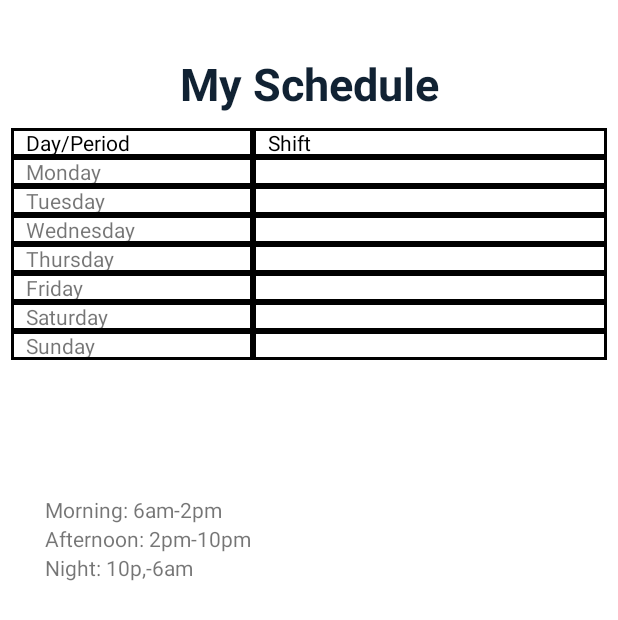
After one commit to joshrs23/hotelNebula, an Android app: the EmployeeScheduleActivity screen opened directly, with no data from a screen before it, on a phone screen of 412 x 824 dp. The commit adds this screen. Shown: the top 620 px of the screen. Run offline under Robolectric (Android 15) with nearby library versions, the phone set to English and light mode, and no system bars; our stand-ins replace Firebase (no records; nobody signed in at launch, a user with empty details on screens opened directly); 7 statements that could not run were skipped.

Commit message:
feat: schedule view

```diff
--- a/app/src/main/AndroidManifest.xml
+++ b/app/src/main/AndroidManifest.xml
@@ -12,6 +12,9 @@
         android:supportsRtl="true"
         android:theme="@style/Theme.HotelNebula"
         tools:targetApi="31">
+        <activity
+            android:name=".EmployeeScheduleActivity"
+            android:exported="false" />
         <activity
             android:name=".SearchResults"
             android:exported="false" />
@@ -29,7 +32,7 @@
             android:exported="false" />
         <activity
             android:name=".UserListViewActivity"
-            android:exported="false"></activity>
+            android:exported="false" />
         <activity
             android:name=".ProfileActivity"
             android:exported="false" />
--- /dev/null
+++ b/app/src/main/java/com/example/hotelnebula/EmployeeScheduleActivity.java
@@ -0,0 +1,63 @@
+package com.example.hotelnebula;
+
+import androidx.annotation.NonNull;
+import androidx.appcompat.app.AppCompatActivity;
+
+import android.content.SharedPreferences;
+import android.os.Bundle;
+import android.widget.TextView;
+
+import com.google.firebase.database.DataSnapshot;
+import com.google.firebase.database.DatabaseError;
+import com.google.firebase.database.DatabaseReference;
+import com.google.firebase.database.FirebaseDatabase;
+import com.google.firebase.database.Query;
+import com.google.firebase.database.ValueEventListener;
+
+public class EmployeeScheduleActivity extends AppCompatActivity {
+
+    TextView tvMonday, tvTuesday, tvWednesday, tvThursday, tvFriday, tvSaturday, tvSunday;
+    String username;
+
+    @Override
+    protected void onCreate(Bundle savedInstanceState) {
+        super.onCreate(savedInstanceState);
+        setContentView(R.layout.activity_employee_schedule);
+        initialize();
+    }
+
+    private void initialize() {
+        tvMonday = findViewById(R.id.tvMonday);
+        tvTuesday = findViewById(R.id.tvTuesday);
+        tvWednesday = findViewById(R.id.tvWednesday);
+        tvThursday = findViewById(R.id.tvThursday);
+        tvFriday = findViewById(R.id.tvFriday);
+        tvSaturday = findViewById(R.id.tvSaturday);
+        tvSunday = findViewById(R.id.tvSunday);
+
+        SharedPreferences preferences = getSharedPreferences("user_prefs", MODE_PRIVATE);
+        username = preferences.getString("username", "No UserAvailable");
+
+        DatabaseReference workersRef = FirebaseDatabase.getInstance().getReference("employees");
+        Query query = workersRef.child(username);
+        query.addValueEventListener(new ValueEventListener() {
+            @Override
+            public void onDataChange(@NonNull DataSnapshot snapshot) {
+                DataSnapshot schedule = snapshot.child("schedule");
+
+                tvMonday.setText(schedule.child("monday").getValue().toString());
+                tvTuesday.setText(schedule.child("tuesday").getValue().toString());
+                tvWednesday.setText(schedule.child("wednesday").getValue().toString());
+                tvThursday.setText(schedule.child("thursday").getValue().toString());
+                tvFriday.setText(schedule.child("friday").getValue().toString());
+                tvSaturday.setText(schedule.child("saturday").getValue().toString());
+                tvSunday.setText(schedule.child("sunday").getValue().toString());
+            }
+
+            @Override
+            public void onCancelled(@NonNull DatabaseError error) {
+
+            }
+        });
+    }
+}
--- a/app/src/main/java/com/example/hotelnebula/LoginActivity.java
+++ b/app/src/main/java/com/example/hotelnebula/LoginActivity.java
@@ -90,7 +90,7 @@ public class LoginActivity extends AppCompatActivity implements  View.OnClickLis
                         if (emailFromDB.equals(usernameLogin.toLowerCase()) && passFromDB.equals(passwordLogin)) {
                             String namedb = userSnapshot.child("name").getValue(String.class);
                             String userdb = userSnapshot.getKey();
-                            saveUserData(namedb, passwordLogin, usernameLogin, userdb);
+                            saveUserData(namedb, passwordLogin, usernameLogin, userdb,userSnapshot.child("role").getKey());
 
                             Intent intent = new Intent(LoginActivity.this, SearchActivity.class);
                             SharedPreferences sharedPreferences = getSharedPreferences("UserSession", MODE_PRIVATE);
@@ -121,7 +121,7 @@ public class LoginActivity extends AppCompatActivity implements  View.OnClickLis
         });
     }
 
-    private void saveUserData(String name, String password, String email, String username) {
+    private void saveUserData(String name, String password, String email, String username, String role) {
         SharedPreferences preferences = getSharedPreferences("user_prefs", MODE_PRIVATE);
         SharedPreferences.Editor editor = preferences.edit();
         editor.putString("name", name);
--- /dev/null
+++ b/app/src/main/res/drawable/border.xml
@@ -0,0 +1,7 @@
+<?xml version="1.0" encoding="utf-8"?>
+<shape xmlns:android="http://schemas.android.com/apk/res/android"
+    android:shape="rectangle">
+    <stroke
+        android:width="2dp"
+        android:color="#000000" />
+</shape>
--- /dev/null
+++ b/app/src/main/res/layout/activity_employee_schedule.xml
@@ -0,0 +1,269 @@
+<?xml version="1.0" encoding="utf-8"?>
+<androidx.constraintlayout.widget.ConstraintLayout xmlns:android="http://schemas.android.com/apk/res/android"
+    xmlns:app="http://schemas.android.com/apk/res-auto"
+    xmlns:tools="http://schemas.android.com/tools"
+    android:layout_width="match_parent"
+    android:layout_height="match_parent"
+    tools:context=".EmployeeScheduleActivity">
+
+    <androidx.constraintlayout.widget.ConstraintLayout
+        android:id="@+id/const1"
+        android:layout_width="match_parent"
+        android:layout_height="match_parent"
+        android:layout_marginTop="5dp"
+        app:layout_constraintTop_toTopOf="parent"
+        app:layout_constraintLeft_toLeftOf="parent">
+
+        <androidx.constraintlayout.widget.ConstraintLayout
+            android:id="@+id/const2"
+            android:layout_width="300dp"
+            android:layout_height="30dp"
+            app:layout_constraintTop_toTopOf="parent"
+            app:layout_constraintLeft_toLeftOf="parent"
+            app:layout_constraintRight_toRightOf="parent"
+            >
+
+        </androidx.constraintlayout.widget.ConstraintLayout>
+
+        <TextView
+            android:id="@+id/tvSchedule"
+            android:layout_width="wrap_content"
+            android:layout_height="wrap_content"
+            android:text="My Schedule"
+            app:layout_constraintTop_toBottomOf="@id/const2"
+            app:layout_constraintLeft_toLeftOf="parent"
+            app:layout_constraintRight_toRightOf="parent"
+            android:textSize="30sp"
+            android:textStyle="bold"
+            android:textColor="#112233"/>
+
+    </androidx.constraintlayout.widget.ConstraintLayout>
+
+    <androidx.constraintlayout.widget.ConstraintLayout
+        android:id="@+id/const3"
+        android:layout_width="match_parent"
+        android:layout_height="250dp"
+        android:layout_marginTop="80dp"
+        android:layout_marginLeft="2dp"
+        android:layout_marginRight="2dp"
+        app:layout_constraintTop_toTopOf="parent"
+        app:layout_constraintLeft_toLeftOf="parent">
+
+        <TableLayout
+            android:layout_width="match_parent"
+            android:layout_height="wrap_content"
+            app:layout_constraintTop_toTopOf="@id/const3"
+            app:layout_constraintLeft_toLeftOf="@id/const3"
+            app:layout_constraintRight_toRightOf="@id/const3"
+            android:layout_marginTop="5dp"
+            android:layout_marginLeft="5dp"
+            android:layout_marginRight="5dp"
+            android:stretchColumns="*"
+            >
+
+            <TableRow
+                android:layout_width="match_parent"
+                android:layout_height="match_parent"
+                >
+
+                <TextView
+                    android:id="@+id/textView2"
+                    android:layout_width="wrap_content"
+                    android:layout_height="wrap_content"
+                    android:text="Day/Period"
+                    android:textColor="#000000"
+                    android:background="@drawable/border"
+                    android:paddingStart="10dp"
+                    />
+
+                <TextView
+                    android:id="@+id/textView3"
+                    android:layout_width="wrap_content"
+                    android:layout_height="wrap_content"
+                    android:text="Shift"
+                    android:textColor="#000000"
+                    android:layout_span="3"
+                    android:background="@drawable/border"
+                    android:paddingStart="10dp"
+                    />
+            </TableRow>
+
+            <TableRow
+                android:layout_width="match_parent"
+                android:layout_height="match_parent" >
+
+                <TextView
+                    android:id="@+id/textView6"
+                    android:layout_width="wrap_content"
+                    android:layout_height="wrap_content"
+                    android:text="Monday"
+                    android:background="@drawable/border"
+                    android:paddingStart="10dp"/>
+
+                <TextView
+                    android:id="@+id/tvMonday"
+                    android:layout_width="wrap_content"
+                    android:layout_height="wrap_content"
+                    android:text=""
+                    android:layout_span="3"
+                    android:background="@drawable/border"
+                    android:paddingStart="10dp"/>
+
+
+            </TableRow>
+
+            <TableRow
+                android:layout_width="match_parent"
+                android:layout_height="match_parent" >
+
+                <TextView
+                    android:id="@+id/textView9"
+                    android:layout_width="wrap_content"
+                    android:layout_height="wrap_content"
+                    android:text="Tuesday"
+                    android:background="@drawable/border"
+                    android:paddingStart="10dp"/>
+
+                <TextView
+                    android:id="@+id/tvTuesday"
+                    android:layout_width="wrap_content"
+                    android:layout_height="wrap_content"
+                    android:text=""
+                    android:layout_span="3"
+                    android:background="@drawable/border"
+                    android:paddingStart="10dp"/>
+            </TableRow>
+            <TableRow
+                android:layout_width="match_parent"
+                android:layout_height="match_parent" >
+
+                <TextView
+                    android:id="@+id/textView12"
+                    android:layout_width="wrap_content"
+                    android:layout_height="wrap_content"
+                    android:text="Wednesday"
+                    android:background="@drawable/border"
+                    android:paddingStart="10dp"/>
+
+                <TextView
+                    android:id="@+id/tvWednesday"
+                    android:layout_width="wrap_content"
+                    android:layout_height="wrap_content"
+                    android:text=""
+                    android:layout_span="3"
+                    android:background="@drawable/border"
+                    android:paddingStart="10dp"/>
+            </TableRow>
+            <TableRow
+                android:layout_width="match_parent"
+                android:layout_height="match_parent" >
+
+                <TextView
+                    android:id="@+id/textView10"
+                    android:layout_width="wrap_content"
+                    android:layout_height="wrap_content"
+                    android:text="Thursday"
+                    android:background="@drawable/border"
+                    android:paddingStart="10dp"/>
+
+                <TextView
+                    android:id="@+id/tvThursday"
+                    android:layout_width="wrap_content"
+                    android:layout_height="wrap_content"
+                    android:text=""
+                    android:layout_span="3"
+                    android:background="@drawable/border"
+                    android:paddingStart="10dp"/>
+            </TableRow>
+            <TableRow
+                android:layout_width="match_parent"
+                android:layout_height="match_parent" >
+
+                <TextView
+                    android:id="@+id/textView11"
+                    android:layout_width="wrap_content"
+                    android:layout_height="wrap_content"
+                    android:text="Friday"
+                    android:background="@drawable/border"
+                    android:paddingStart="10dp"/>
+
+                <TextView
+                    android:id="@+id/tvFriday"
+                    android:layout_width="wrap_content"
+                    android:layout_height="wrap_content"
+                    android:text=""
+                    android:layout_span="3"
+                    android:background="@drawable/border"
+                    android:paddingStart="10dp"/>
+            </TableRow>
+            <TableRow
+                android:layout_width="match_parent"
+                android:layout_height="match_parent" >
+
+                <TextView
+                    android:id="@+id/textView14"
+                    android:layout_width="wrap_content"
+                    android:layout_height="wrap_content"
+                    android:text="Saturday"
+                    android:background="@drawable/border"
+                    android:paddingStart="10dp"/>
+
+                <TextView
+                    android:id="@+id/tvSaturday"
+                    android:layout_width="wrap_content"
+                    android:layout_height="wrap_content"
+                    android:text=""
+                    android:layout_span="3"
+                    android:background="@drawable/border"
+                    android:paddingStart="10dp"/>
+            </TableRow>
+            <TableRow
+                android:layout_width="match_parent"
+                android:layout_height="match_parent" >
+
+                <TextView
+                    android:id="@+id/textView15"
+                    android:layout_width="wrap_content"
+                    android:layout_height="wrap_content"
+                    android:text="Sunday"
+                    android:background="@drawable/border"
+                    android:paddingStart="10dp"/>
+
+                <TextView
+                    android:id="@+id/tvSunday"
+                    android:layout_width="wrap_content"
+                    android:layout_height="wrap_content"
+                    android:text=""
+                    android:layout_span="3"
+                    android:background="@drawable/border"
+                    android:paddingStart="10dp"/>
+            </TableRow>
+        </TableLayout>
+
+    </androidx.constraintlayout.widget.ConstraintLayout>
+
+    <TextView
+        android:id="@+id/textView7"
+        android:layout_width="wrap_content"
+        android:layout_height="wrap_content"
+        android:layout_marginStart="30dp"
+        android:text="Morning: 6am-2pm"
+        app:layout_constraintStart_toStartOf="parent"
+        app:layout_constraintTop_toBottomOf="@+id/const3" />
+
+    <TextView
+        android:id="@+id/textView8"
+        android:layout_width="wrap_content"
+        android:layout_height="wrap_content"
+        android:text="Afternoon: 2pm-10pm"
+        app:layout_constraintStart_toStartOf="@+id/textView7"
+        app:layout_constraintTop_toBottomOf="@+id/textView7" />
+
+    <TextView
+        android:id="@+id/textView13"
+        android:layout_width="wrap_content"
+        android:layout_height="wrap_content"
+        android:text="Night: 10p,-6am"
+        app:layout_constraintStart_toStartOf="@+id/textView8"
+        app:layout_constraintTop_toBottomOf="@+id/textView8" />
+</androidx.constraintlayout.widget.ConstraintLayout>
```
